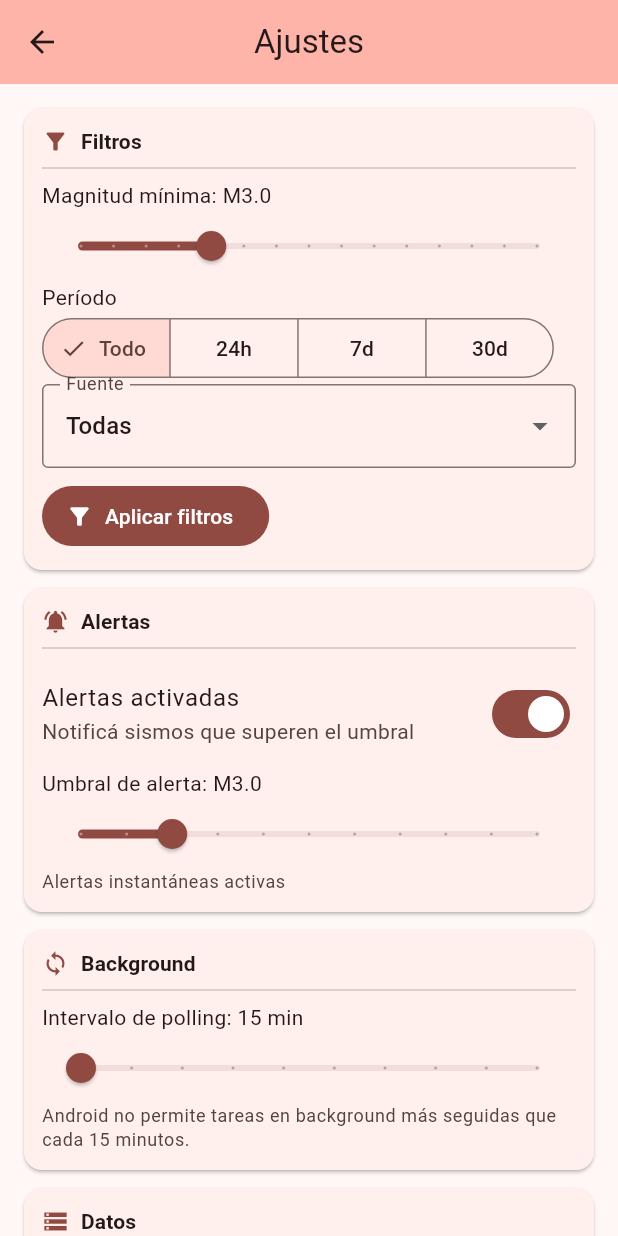
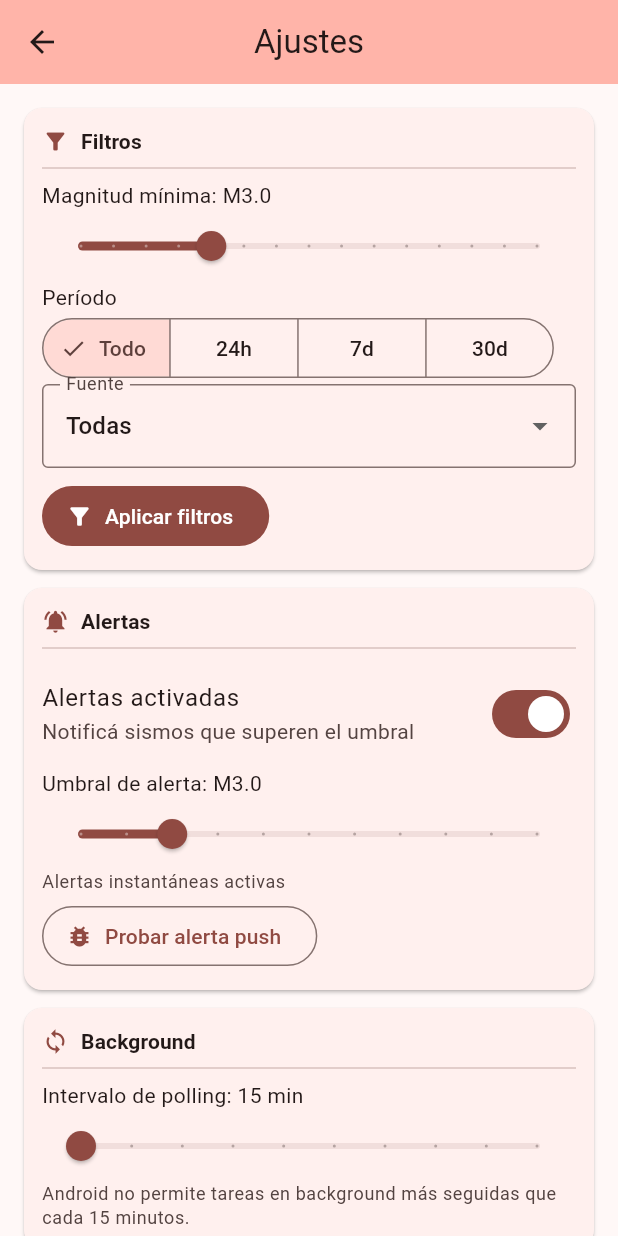
Before and after one commit to juancito8812/sismo-app, a Flutter app: the SettingsScreen screen opened directly, on a phone screen of 412 x 824 dp. Run offline on Flutter 3.47's test engine with Material 3 defaults, Android fonts, the phone set to English and light mode, and no system bars; our stand-ins replace audioplayers, cloud_functions, csv, firebase_core, firebase_messaging, flutter_contacts and 6 more; missing offline and left inert: torch_light, workmanager; accounts and stored records are empty; network calls fail; statements that could not run were skipped.

Commit message:
feat: botón "Probar alerta push" en Ajustes vía sendTestQuake
- Nueva dependencia cloud_functions y PushNotificationService.sendTestQuake:
  llama a la Cloud Function callable (us-central1), con timeout y mensajes
  de error legibles (FirebaseFunctionsException, Firebase sin configurar)
- UI en la sección Alertas: botón con spinner, resultado inline y manejo
  de mounted; prueba M4.0 + revisión M4.6 por defecto
- .gitignore: metadatos del cliente Freebuff (.agents/.freebuff)

🤖 Generated with Codebuff
Co-Authored-By: Codebuff <noreply@codebuff.com>

```diff
--- a/lib/screens/settings_screen.dart
+++ b/lib/screens/settings_screen.dart
@@ -107,6 +107,23 @@ class _SettingsScreenState extends State<SettingsScreen> {
                 color: theme.colorScheme.onSurfaceVariant,
               ),
             ),
+            const SizedBox(height: 4),
+            OutlinedButton.icon(
+              onPressed: _testing ? null : _sendTestQuake,
+              icon: _testing
+                  ? const SizedBox(
+                      width: 18,
+                      height: 18,
+                      child: CircularProgressIndicator(strokeWidth: 2))
+                  : const Icon(Icons.bug_report),
+              label: const Text('Probar alerta push')),
+            if (_testResult != null)
+              Text(
+                _testResult!,
+                style: theme.textTheme.bodySmall?.copyWith(
+                  color: theme.colorScheme.onSurfaceVariant,
+                ),
+              ),
           ]),
 
           _section(theme, Icons.sync, 'Background', [
@@ -336,6 +353,25 @@ class _SettingsScreenState extends State<SettingsScreen> {
   }
 
   String? _pushToken;
+  bool _testing = false;
+  String? _testResult;
+
+  /// Dispara un sismo de prueba vía la Cloud Function sendTestQuake y
+  /// muestra el resultado bajo el botón.
+  Future<void> _sendTestQuake() async {
+    setState(() {
+      _testing = true;
+      _testResult = null;
+    });
+    try {
+      final msg = await PushNotificationService.instance.sendTestQuake();
+      if (mounted) setState(() => _testResult = msg);
+    } catch (e) {
+      if (mounted) setState(() => _testResult = 'Error: $e');
+    } finally {
+      if (mounted) setState(() => _testing = false);
+    }
+  }
 
   Future<void> _loadPushStatus() async {
     final prefs = await SharedPreferences.getInstance();
--- a/pubspec.yaml
+++ b/pubspec.yaml
@@ -11,6 +11,7 @@ dependencies:
   http: ^1.2.0
   firebase_core: ^3.8.0
   firebase_messaging: ^15.1.5
+  cloud_functions: ^5.4.4
   sqflite: ^2.3.0
   path: ^1.9.0
   flutter_local_notifications: ^17.0.0
```
Also changed, not shown: lib/services/push_notification_service.dart (+42 -0 lines), pubspec.lock, 1 other file.
